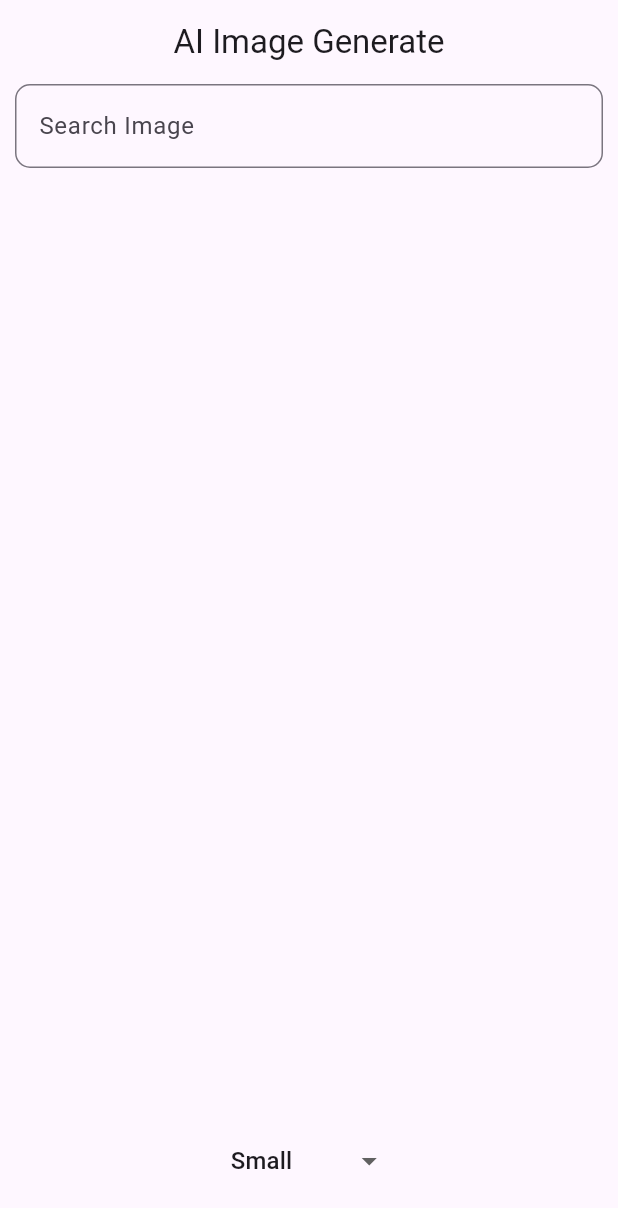
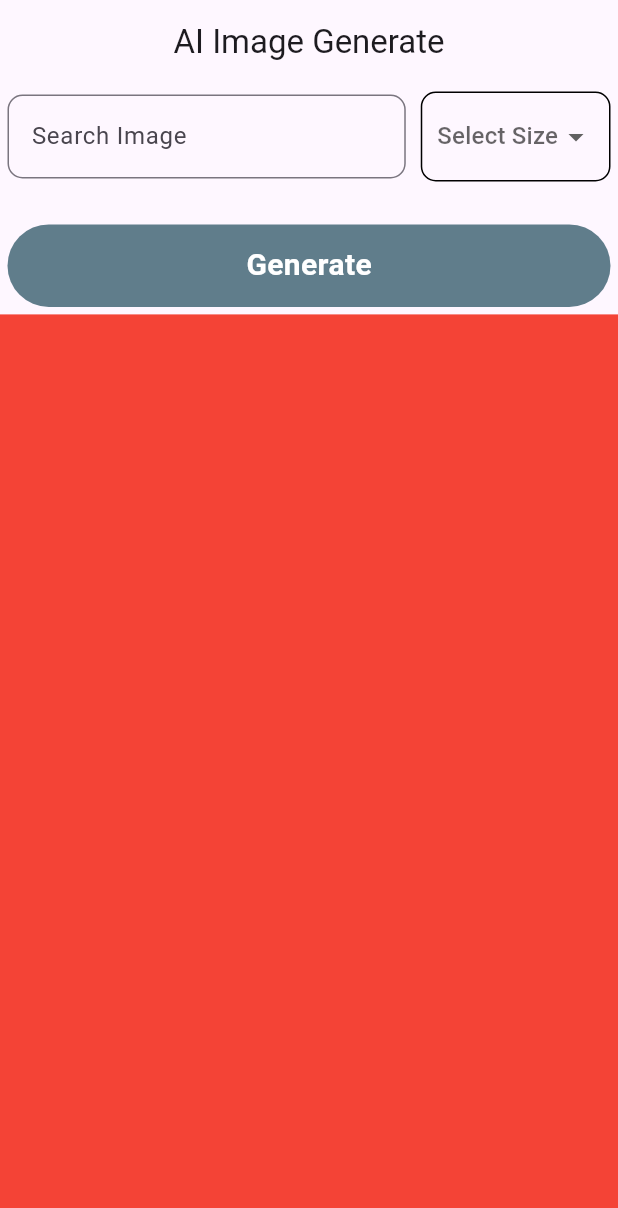
Before and after one commit to Shahabmustafa/ai_image_generate, a Flutter app: the screen it shows after launch, on a phone screen of 412 x 824 dp. Shown: the top 1208 px of the screen. Run offline on Flutter 3.47's test engine with Material 3 defaults, Android fonts, the phone set to English and light mode, and no system bars.

Commit message:
add drop down and generate button

```diff
--- a/lib/view/home_screen.dart
+++ b/lib/view/home_screen.dart
@@ -19,9 +19,15 @@ class _HomeScreenState extends State<HomeScreen> {
         title: Text("AI Image Generate"),
         centerTitle: true,
       ),
-      body: Padding(
-        padding: const EdgeInsets.symmetric(horizontal: 10),
+      body: Column(
+        children: [
+          Expanded(
+            child: Container(
+              padding: EdgeInsets.symmetric(horizontal: 5,vertical: 5),
               child: Column(
+                mainAxisAlignment: MainAxisAlignment.spaceBetween,
+                children: [
+                  Row(
                     children: [
                       Expanded(
                         child: TextFormField(
@@ -29,20 +35,29 @@ class _HomeScreenState extends State<HomeScreen> {
                             hintText: "Search Image",
                             border: OutlineInputBorder(
                               borderRadius: BorderRadius.circular(10),
-
                             ),
                           ),
                         ),
                       ),
+                      SizedBox(
+                        width: 10,
+                      ),
                       Container(
-              height: 100,
+                        height: 60,
+                        padding: EdgeInsets.symmetric(horizontal: 10),
+                        decoration: BoxDecoration(
+                          borderRadius: BorderRadius.circular(10),
+                          border: Border.all(color: Colors.black),
+                        ),
                         child: DropdownButtonHideUnderline(
                           child: DropdownButton(
                             value: dropValue,
                             hint: Text("Select Size"),
+                            icon: Icon(Icons.arrow_drop_down),
                             items: List.generate(
                               size.length,
                                   (index) => DropdownMenuItem(
+                                value: size[index],
                                 child: Text(size[index]),
                               ),
                             ),
@@ -52,6 +67,35 @@ class _HomeScreenState extends State<HomeScreen> {
                       ),
                     ],
                   ),
+                  Container(
+                    height: 55,
+                    width: double.infinity,
+                    decoration: BoxDecoration(
+                      color: Colors.blueGrey,
+                      borderRadius: BorderRadius.circular(30),
+                    ),
+                    child: Center(
+                      child: Text(
+                        "Generate",
+                        style: TextStyle(
+                          fontWeight: FontWeight.bold,
+                          fontSize: 20,
+                          color: Colors.white,
+                        ),
+                      ),
+                    ),
+                  ),
+                ],
+              ),
+            ),
+          ),
+          Expanded(
+            flex: 4,
+            child: Container(
+              color: Colors.red,
+            ),
+          ),
+        ],
       ),
     );
   }
```
Lines whose indentation alone changed are shown as unchanged.
